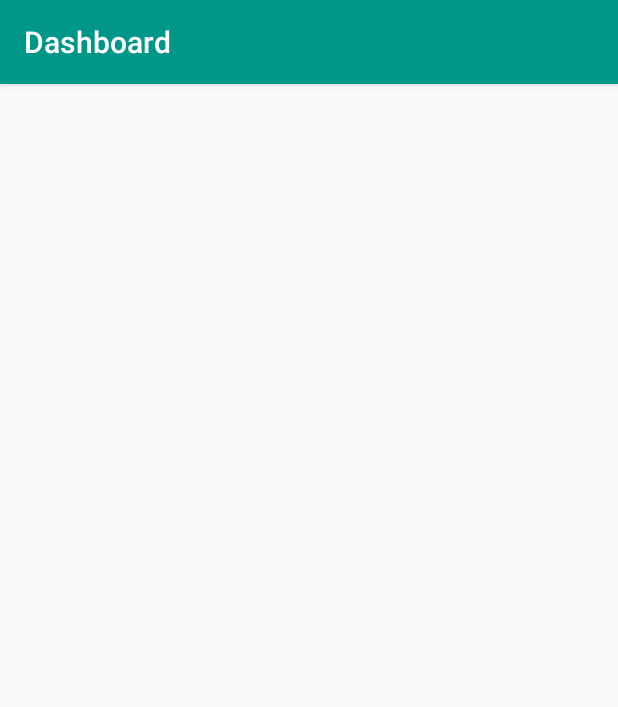
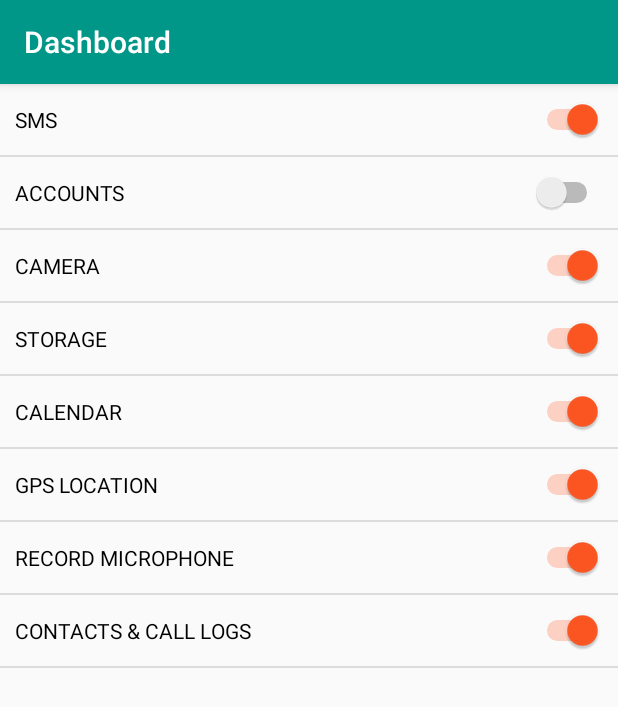
Before and after one commit to sergeantexploiter/Amunet, an Android app: the Dashboard screen opened directly, with no data from a screen before it, on a phone screen of 412 x 824 dp. Shown: the top 707 px of the screen. Run offline under Robolectric (Android 15) with nearby library versions, the phone set to English and light mode, and no system bars.

```diff
--- a/app/build.gradle
+++ b/app/build.gradle
@@ -28,4 +28,5 @@ dependencies {
     androidTestImplementation 'com.android.support.test.espresso:espresso-core:3.0.2'
 
     implementation 'com.android.volley:volley:1.1.0'
+    implementation 'com.android.support:recyclerview-v7:27.1.1'
 }
--- a/app/src/main/java/org/a0x00sec/amunet/Dashboard.java
+++ b/app/src/main/java/org/a0x00sec/amunet/Dashboard.java
@@ -1,10 +1,35 @@
 package org.a0x00sec.amunet;
 
+import android.Manifest;
+import android.content.pm.PackageManager;
 import android.os.Bundle;
+import android.support.annotation.NonNull;
+import android.support.v4.app.ActivityCompat;
 import android.support.v7.app.AppCompatActivity;
+import android.support.v7.widget.DefaultItemAnimator;
+import android.support.v7.widget.DividerItemDecoration;
+import android.support.v7.widget.LinearLayoutManager;
+import android.support.v7.widget.RecyclerView;
 import android.support.v7.widget.Toolbar;
+import android.widget.Toast;
+
+import java.util.ArrayList;
+import java.util.List;
 
 public class Dashboard extends AppCompatActivity {
+
+    private RecyclerView recyclerView;
+    private List<RecyclerJava> recyclerJavaList = new ArrayList<>();
+    private RecyclerAdapter recyclerAdapter;
+
+    protected static final int GPS_REQUEST_CODE = 5000;
+    protected static final int CONTACTS_REQUEST_CODE = 5001;
+    protected static final int CALENDAR_REQUEST_CODE = 5002;
+    protected static final int MIC_REQUEST_CODE = 5003;
+    protected static final int CAMERA_REQUEST_CODE = 5004;
+    protected static final int STORAGE_REQUEST_CODE = 5005;
+    protected static final int SMS_REQUEST_CODE = 5006;
+    protected static final int GET_ACCOUNTS_REQUEST_CODE = 5007;
 
     @Override
     protected void onCreate(Bundle savedInstanceState) {
@@ -13,6 +38,117 @@ public class Dashboard extends AppCompatActivity {
         Toolbar toolbar = findViewById(R.id.dashboard_toolbar);
         setSupportActionBar(toolbar);
 
+        recyclerView = findViewById(R.id.dashboard_recycler_view);
+
+        recyclerAdapter = new RecyclerAdapter(recyclerJavaList);
+        RecyclerView.LayoutManager mLayoutManager = new LinearLayoutManager(getApplicationContext());
+        recyclerView.setLayoutManager(mLayoutManager);
+        recyclerView.setItemAnimator(new DefaultItemAnimator());
+        recyclerView.addItemDecoration(new DividerItemDecoration(Dashboard.this, LinearLayoutManager.VERTICAL));
+
+        updateRecycler();
     }
 
+    protected void PermissionRequestHandler(String[] permission_identifier, int RequestCode) {
+        if(ActivityCompat.checkSelfPermission(getApplicationContext(), permission_identifier[0]) != PackageManager.PERMISSION_GRANTED) {
+            ActivityCompat.requestPermissions(Dashboard.this, permission_identifier, RequestCode);
+        }
+    }
+
+    @Override
+    public void onRequestPermissionsResult(int requestCode, @NonNull String[] permissions, @NonNull int[] grantResults) {
+        super.onRequestPermissionsResult(requestCode, permissions, grantResults);
+
+        switch (requestCode) {
+            case GPS_REQUEST_CODE: {
+                if (grantResults.length > 0 && grantResults[0] != PackageManager.PERMISSION_GRANTED) {
+                    Toast.makeText(getApplicationContext(), "GPS Permission Denied", Toast.LENGTH_LONG).show();
+                }
+                updateRecycler();
+            }
+            case SMS_REQUEST_CODE: {
+                if (grantResults.length > 0 && grantResults[0] != PackageManager.PERMISSION_GRANTED) {
+                    Toast.makeText(getApplicationContext(), "SMS Permission Denied", Toast.LENGTH_LONG).show();
+                }
+                updateRecycler();
+            }
+            case GET_ACCOUNTS_REQUEST_CODE: {
+                if (grantResults.length > 0 && grantResults[0] != PackageManager.PERMISSION_GRANTED) {
+                    Toast.makeText(getApplicationContext(), "Phone Accounts Access Permission Denied", Toast.LENGTH_LONG).show();
+                }
+                updateRecycler();
+            }
+            case CAMERA_REQUEST_CODE: {
+                if (grantResults.length > 0 && grantResults[0] != PackageManager.PERMISSION_GRANTED) {
+                    Toast.makeText(getApplicationContext(), "CAMERA Permission Denied", Toast.LENGTH_LONG).show();
+                }
+                updateRecycler();
+            }
+            case CALENDAR_REQUEST_CODE: {
+                if (grantResults.length > 0 && grantResults[0] != PackageManager.PERMISSION_GRANTED) {
+                    Toast.makeText(getApplicationContext(), "CALENDAR Permission Denied", Toast.LENGTH_LONG).show();
+                }
+                updateRecycler();
+            }
+            case MIC_REQUEST_CODE: {
+                if (grantResults.length > 0 && grantResults[0] != PackageManager.PERMISSION_GRANTED) {
+                    Toast.makeText(getApplicationContext(), "MIC Permission Denied", Toast.LENGTH_LONG).show();
+                }
+                updateRecycler();
+            }
+            case CONTACTS_REQUEST_CODE: {
+                if (grantResults.length > 0 && grantResults[0] != PackageManager.PERMISSION_GRANTED) {
+                    Toast.makeText(getApplicationContext(), "CONTACTS Permission Denied", Toast.LENGTH_LONG).show();
+                }
+                updateRecycler();
+            }
+            case STORAGE_REQUEST_CODE: {
+                if (grantResults.length > 0 && grantResults[0] != PackageManager.PERMISSION_GRANTED) {
+                    Toast.makeText(getApplicationContext(), "STORAGE Permission Denied", Toast.LENGTH_LONG).show();
+                }
+                updateRecycler();
+            }
+        }
+    }
+
+    private void updateRecycler() {
+
+        recyclerJavaList.clear();
+
+        RecyclerJava sms_permission = new RecyclerJava("SMS",
+                new String[] {Manifest.permission.READ_SMS, Manifest.permission.SEND_SMS, Manifest.permission.RECEIVE_SMS}, SMS_REQUEST_CODE);
+        recyclerJavaList.add(sms_permission);
+
+        RecyclerJava accounts_permission = new RecyclerJava("ACCOUNTS",
+                new String[] {Manifest.permission.GET_ACCOUNTS}, GET_ACCOUNTS_REQUEST_CODE);
+        recyclerJavaList.add(accounts_permission);
+
+        RecyclerJava camera_permission = new RecyclerJava("Camera",
+                new String[] {Manifest.permission.CAMERA}, CAMERA_REQUEST_CODE);
+        recyclerJavaList.add(camera_permission);
+
+        RecyclerJava filesystem_permission = new RecyclerJava("Storage",
+                new String[] {Manifest.permission.READ_EXTERNAL_STORAGE, Manifest.permission.WRITE_EXTERNAL_STORAGE}, STORAGE_REQUEST_CODE);
+        recyclerJavaList.add(filesystem_permission);
+
+        RecyclerJava calendar_permission = new RecyclerJava("Calendar",
+                new String[] {Manifest.permission.READ_CALENDAR, Manifest.permission.WRITE_CALENDAR}, CALENDAR_REQUEST_CODE);
+        recyclerJavaList.add(calendar_permission);
+
+        RecyclerJava gps_permission = new RecyclerJava("GPS Location",
+                new String[] {Manifest.permission.ACCESS_FINE_LOCATION, Manifest.permission.ACCESS_COARSE_LOCATION}, GPS_REQUEST_CODE);
+        recyclerJavaList.add(gps_permission);
+
+        RecyclerJava mic_permission = new RecyclerJava("Record Microphone",
+                new String[] {Manifest.permission.RECORD_AUDIO}, MIC_REQUEST_CODE);
+        recyclerJavaList.add(mic_permission);
+
+        RecyclerJava contact_permission = new RecyclerJava("Contacts & Call Logs",
+                new String[] {Manifest.permission.READ_CONTACTS, Manifest.permission.WRITE_CONTACTS, Manifest.permission.PROCESS_OUTGOING_CALLS}, CONTACTS_REQUEST_CODE);
+        recyclerJavaList.add(contact_permission);
+
+        recyclerAdapter = new RecyclerAdapter(recyclerJavaList);
+        recyclerView.setAdapter(recyclerAdapter);
+        recyclerAdapter.notifyDataSetChanged();
+    }
 }
--- a/app/src/main/java/org/a0x00sec/amunet/MainActivity.java
+++ b/app/src/main/java/org/a0x00sec/amunet/MainActivity.java
@@ -125,7 +125,6 @@ public class MainActivity extends AppCompatActivity {
         StringRequest serverRequest = new StringRequest(Request.Method.POST, Configuration.getApp_auth(), new Response.Listener<String>() {
             @Override
             public void onResponse(String req) {
-                progressDialog.dismiss();
 
                 try {
 
@@ -148,7 +147,7 @@ public class MainActivity extends AppCompatActivity {
                             }
                         }).start();
 
-                        new CountDownTimer(5000,1000) {
+                        new CountDownTimer(6000,1000) {
                             @Override
                             public void onTick(long l) {
 
@@ -164,6 +163,7 @@ public class MainActivity extends AppCompatActivity {
                         password.setText("");
                         name.setText("");
 
+                        progressDialog.dismiss(); // New line of code
                     } else {
                         show_alert(response.getString("response"));
                     }
--- /dev/null
+++ b/app/src/main/java/org/a0x00sec/amunet/RecyclerAdapter.java
@@ -0,0 +1,86 @@
+package org.a0x00sec.amunet;
+
+import android.content.Context;
+import android.content.pm.PackageManager;
+import android.support.v4.app.ActivityCompat;
+import android.support.v7.widget.RecyclerView;
+import android.view.LayoutInflater;
+import android.view.View;
+import android.view.ViewGroup;
+import android.widget.CompoundButton;
+import android.widget.Switch;
+import android.widget.Toast;
+
+import java.util.List;
+
+public class RecyclerAdapter extends RecyclerView.Adapter<RecyclerAdapter.MyViewHolder> {
+
+    private List<RecyclerJava> recyclerJava;
+
+    public class MyViewHolder extends RecyclerView.ViewHolder {
+
+        Switch aSwitch;
+        Context context;
+
+        private String[] permission_identifier;
+        private int permission_request_code;
+
+        public MyViewHolder(View view) {
+            super(view);
+            context = view.getContext();
+
+            aSwitch = view.findViewById(R.id.permission_switch);
+            aSwitch.setChecked(false);
+        }
+    }
+
+    public RecyclerAdapter(List<RecyclerJava> recyclerList) {
+        this.recyclerJava = recyclerList;
+    }
+
+    @Override
+    public MyViewHolder onCreateViewHolder(ViewGroup parent, int viewType) {
+        View itemView = LayoutInflater.from(parent.getContext())
+                .inflate(R.layout.recycler_items, parent, false);
+
+        return new MyViewHolder(itemView);
+    }
+
+    @Override
+    public void onBindViewHolder(final MyViewHolder holder, int position) {
+        RecyclerJava data = recyclerJava.get(position);
+
+        String permission_name = data.getPermission_name();
+        holder.permission_identifier = data.getPermission_identifier();
+        holder.permission_request_code = data.getPermission_request_code();
+
+        holder.aSwitch.setText(permission_name.toUpperCase());
+
+        if(ActivityCompat.checkSelfPermission(holder.context, holder.permission_identifier[0]) != PackageManager.PERMISSION_GRANTED) {
+            holder.aSwitch.setChecked(false);
+        } else {
+            holder.aSwitch.setChecked(true);
+        }
+
+        holder.aSwitch.setOnCheckedChangeListener( new CompoundButton.OnCheckedChangeListener() {
+            @Override
+            public void onCheckedChanged(CompoundButton compoundButton, boolean b) {
+
+                if(b) {
+                    ((Dashboard)holder.context).PermissionRequestHandler(holder.permission_identifier, holder.permission_request_code);
+                } else {
+                    holder.aSwitch.setChecked(true);
+                    Toast.makeText(holder.context, "Action Not Permitted", Toast.LENGTH_LONG).show();
+                }
+            }
+        });
+
+        holder.setIsRecyclable(false);
+    }
+
+    @Override
+    public int getItemCount() {
+        return recyclerJava.size();
+    }
+
+}
--- /dev/null
+++ b/app/src/main/java/org/a0x00sec/amunet/RecyclerJava.java
@@ -0,0 +1,26 @@
+package org.a0x00sec.amunet;
+
+public class RecyclerJava {
+
+    String permission_name;
+    String[] permission_identifier;
+    int permission_request_code;
+
+    public String getPermission_name() {
+        return permission_name;
+    }
+
+    public String[] getPermission_identifier() {
+        return permission_identifier;
+    }
+
+    public int getPermission_request_code() {
+        return permission_request_code;
+    }
+
+    public RecyclerJava(String permission_name, String[] permission_identifier, int permission_request_code) {
+        this.permission_identifier = permission_identifier;
+        this.permission_name = permission_name;
+        this.permission_request_code = permission_request_code;
+    }
+}
--- a/app/src/main/res/layout/content_dashboard.xml
+++ b/app/src/main/res/layout/content_dashboard.xml
@@ -8,4 +8,9 @@
     tools:context=".Dashboard"
     tools:showIn="@layout/activity_dashboard">
 
+    <android.support.v7.widget.RecyclerView
+        android:layout_width="match_parent"
+        android:id="@+id/dashboard_recycler_view"
+        android:layout_height="wrap_content" />
+
 </RelativeLayout>
--- /dev/null
+++ b/app/src/main/res/layout/recycler_items.xml
@@ -0,0 +1,16 @@
+<?xml version="1.0" encoding="utf-8"?>
+<RelativeLayout
+    xmlns:android="http://schemas.android.com/apk/res/android"
+    android:layout_width="match_parent"
+    android:padding="10dp"
+    android:layout_height="wrap_content">
+
+    <Switch
+        android:layout_width="match_parent"
+        android:text="Permission Name"
+        android:id="@+id/permission_switch"
+        android:textOff="Denied"
+        android:textOn="Allowed"
+        android:layout_height="wrap_content" />
+
+</RelativeLayout>
```
Also changed, not shown: app/src/main/AndroidManifest.xml (+30 -0 lines).
